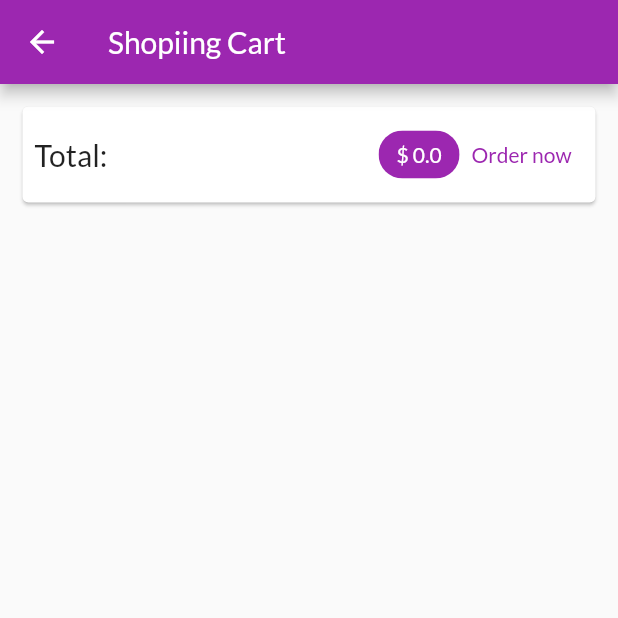
After one commit to ildar-shakirov/flutter_state_managing, a Flutter app: the CartScreen screen opened by its route, on a phone screen of 412 x 824 dp, the top half of it. The commit adds this screen. Run offline on Flutter 3.47's test engine with Material 2 defaults, Android fonts, the phone set to English and light mode, and no system bars; network calls fail.

Commit message:
cart screen & deleting item from cart

```diff
--- a/lib/main.dart
+++ b/lib/main.dart
@@ -3,6 +3,8 @@ import 'package:provider/provider.dart';
 
 import './screens/product_detail_sreen.dart';
 import './screens/products_overview_screen.dart';
+import './screens/cart_screen.dart';
+
 import './providers/products.dart';
 import './providers/cart.dart';
 
@@ -30,6 +32,7 @@ class MyApp extends StatelessWidget {
         home: ProductsOverviewScreen(),
         routes: {
           ProductDetailScreen.routeName: (ctx) => ProductDetailScreen(),
+          CartScreen.routeName: (ctx) => CartScreen(),
         },
       ),
     );
--- a/lib/providers/cart.dart
+++ b/lib/providers/cart.dart
@@ -24,6 +24,14 @@ class Cart with ChangeNotifier {
     return _items.length;
   }
 
+  double get totalAmount {
+    double total = 0.0;
+    _items.forEach((key, cartItem) {
+      total += cartItem.price * cartItem.quantity;
+    });
+    return total;
+  }
+
   void addItem(String id, double price, String title) {
     if (_items.containsKey(id)) {
       // change cuantinty
@@ -47,4 +55,9 @@ class Cart with ChangeNotifier {
     }
     notifyListeners();
   }
+
+  void removeItem(String id) {
+    _items.remove(id);
+    notifyListeners();
+  }
 }
--- /dev/null
+++ b/lib/screens/cart_screen.dart
@@ -0,0 +1,70 @@
+import 'package:flutter/material.dart';
+import 'package:provider/provider.dart';
+
+import '../widgets/cart_item.dart';
+import '../providers/cart.dart' show Cart;
+
+class CartScreen extends StatelessWidget {
+  static const routeName = 'shopping-cart';
+  const CartScreen({Key key});
+
+  @override
+  Widget build(BuildContext context) {
+    final cart = Provider.of<Cart>(context);
+    return Scaffold(
+      appBar: AppBar(
+        title: Text('Shopiing Cart'),
+      ),
+      body: Column(
+        children: [
+          Card(
+            margin: EdgeInsets.all(15),
+            child: Padding(
+              padding: const EdgeInsets.all(8.0),
+              child: Row(
+                mainAxisAlignment: MainAxisAlignment.spaceBetween,
+                children: [
+                  Text(
+                    'Total: ',
+                    style: TextStyle(
+                      fontSize: 20,
+                    ),
+                  ),
+                  Spacer(),
+                  Chip(
+                    label: Text(
+                      '\$ ${cart.totalAmount}',
+                      style: TextStyle(
+                        color:
+                            Theme.of(context).primaryTextTheme.headline6.color,
+                      ),
+                    ),
+                    backgroundColor: Theme.of(context).primaryColor,
+                  ),
+                  TextButton(
+                    onPressed: () {},
+                    child: Text(
+                      'Order now',
+                      style: TextStyle(color: Theme.of(context).primaryColor),
+                    ),
+                  )
+                ],
+              ),
+            ),
+          ),
+          SizedBox(height: 10),
+          Expanded(
+              child: ListView.builder(
+            itemCount: cart.items.length,
+            itemBuilder: (ctx, i) => CartItem(
+                productId: cart.items.keys.toList()[i],
+                id: cart.items.values.toList()[i].id,
+                title: cart.items.values.toList()[i].title,
+                quantity: cart.items.values.toList()[i].quantity,
+                price: cart.items.values.toList()[i].price),
+          ))
+        ],
+      ),
+    );
+  }
+}
--- a/lib/screens/products_overview_screen.dart
+++ b/lib/screens/products_overview_screen.dart
@@ -4,6 +4,7 @@ import 'package:provider/provider.dart';
 import '../widgets/products_grid.dart';
 import '../widgets/badge.dart';
 import '../providers/cart.dart';
+import '../screens/cart_screen.dart';
 
 enum FilterOptions {
   Favorites,
@@ -53,7 +54,9 @@ class _ProductsOverviewScreenState extends State<ProductsOverviewScreen> {
             ),
             child: IconButton(
               icon: Icon(Icons.shopping_cart),
-              onPressed: () {},
+              onPressed: () {
+                Navigator.of(context).pushNamed(CartScreen.routeName);
+              },
             ),
           ),
         ],
```
Also changed, not shown: lib/widgets/cart_item.dart (added, +64 -0 lines).
